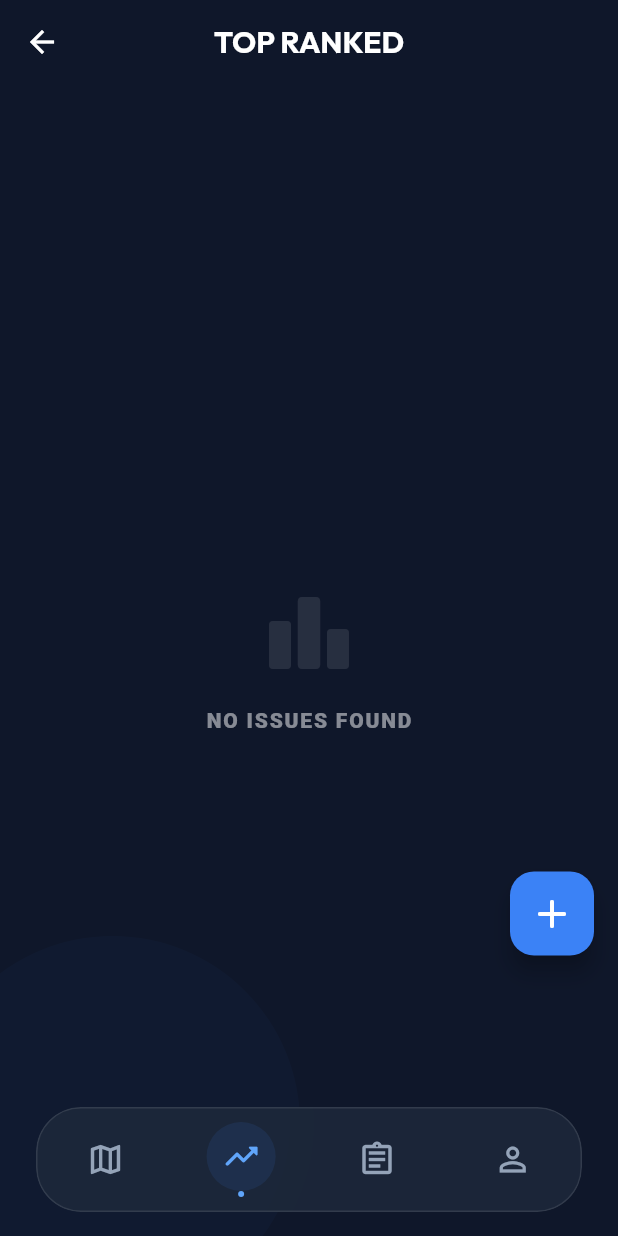
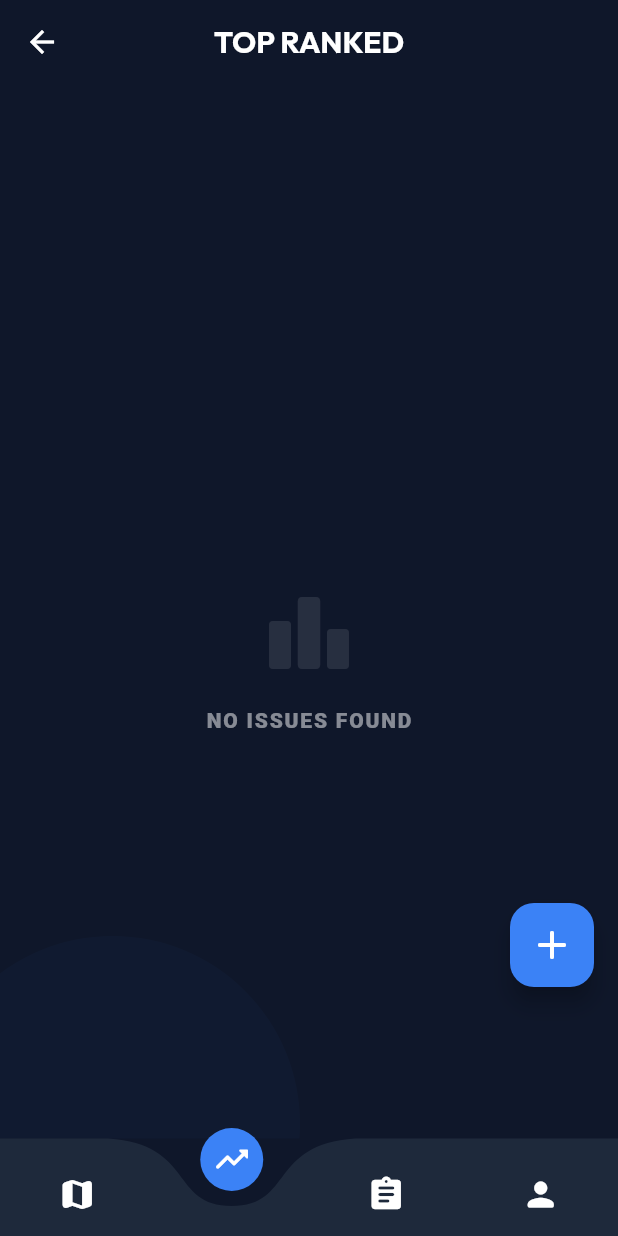
Before and after one commit to FaakhirMemon030/Local-Report-Problem-community-fix, a Flutter app: the MainNavigation screen opened directly, item 2 of the bottom bar chosen, on a phone screen of 412 x 824 dp. Run offline on Flutter 3.47's test engine with Material 3 defaults, Android fonts, the phone set to English and light mode, and no system bars; drawn by our look-alikes of curved_navigation_bar; our stand-ins replace cloud_firestore, firebase_auth, firebase_core, fl_chart, flutter_map, geocoding and 5 more; missing offline and left inert: exif; accounts and stored records are empty; project files that could hold a hidden picture were left out.

Commit message:
feat: Initialize Flutter project with core application structure, Firebase setup, and main navigation.

```diff
--- a/local_report_problem_community_fix/lib/main.dart
+++ b/local_report_problem_community_fix/lib/main.dart
@@ -13,6 +13,7 @@ import 'screens/report/report_issue_screen.dart';
 import 'screens/admin/admin_dashboard_screen.dart';
 import 'screens/splash/splash_screen.dart';
 import 'dart:ui';
+import 'package:curved_navigation_bar/curved_navigation_bar.dart';
 import 'screens/profile/profile_screen.dart';
 
 
@@ -190,33 +191,26 @@ class _MainNavigationState extends State<MainNavigation> {
         index: _selectedIndex,
         children: _screens,
       ),
-      bottomNavigationBar: SafeArea(
-        child: Padding(
-          padding: const EdgeInsets.fromLTRB(24, 0, 24, 16),
-          child: ClipRRect(
-            borderRadius: BorderRadius.circular(30),
-            child: BackdropFilter(
-              filter: ImageFilter.blur(sigmaX: 10, sigmaY: 10),
-              child: Container(
-                height: 70,
-                decoration: BoxDecoration(
-                  color: const Color(0xFF1E293B).withOpacity(0.8),
-                  borderRadius: BorderRadius.circular(30),
-                  border: Border.all(color: Colors.white.withOpacity(0.1)),
-                ),
-                child: Row(
-                  mainAxisAlignment: MainAxisAlignment.spaceAround,
-                  children: [
-                    Expanded(child: _buildNavItem(0, Icons.map_outlined, Icons.map_rounded)),
-                    Expanded(child: _buildNavItem(1, Icons.trending_up_outlined, Icons.trending_up_rounded)),
-                    Expanded(child: _buildNavItem(2, Icons.assignment_outlined, Icons.assignment_rounded)),
-                    Expanded(child: _buildNavItem(3, Icons.person_outline, Icons.person_rounded)),
-                  ],
-                ),
-              ),
-            ),
-          ),
-        ),
+      bottomNavigationBar: CurvedNavigationBar(
+        index: _selectedIndex,
+        height: 65,
+        items: const [
+          Icon(Icons.map_rounded, size: 26, color: Colors.white),
+          Icon(Icons.trending_up_rounded, size: 26, color: Colors.white),
+          Icon(Icons.assignment_rounded, size: 26, color: Colors.white),
+          Icon(Icons.person_rounded, size: 26, color: Colors.white),
+        ],
+        color: const Color(0xFF1E293B),
+        buttonBackgroundColor: const Color(0xFF3B82F6),
+        backgroundColor: const Color(0xFF0F172A),
+        animationCurve: Curves.easeInOut,
+        animationDuration: const Duration(milliseconds: 400),
+        onTap: (index) {
+          setState(() {
+            _selectedIndex = index;
+          });
+        },
+        letIndexChange: (index) => true,
       ),
       floatingActionButton: Padding(
         padding: const EdgeInsets.only(bottom: 85),
@@ -237,38 +231,5 @@ class _MainNavigationState extends State<MainNavigation> {
     );
   }
 
-  Widget _buildNavItem(int index, IconData icon, IconData activeIcon) {
-    final isSelected = _selectedIndex == index;
-    return GestureDetector(
-      onTap: () => setState(() => _selectedIndex = index),
-      behavior: HitTestBehavior.opaque,
-      child: Column(
-        mainAxisSize: MainAxisSize.min,
-        children: [
-          AnimatedContainer(
-            duration: const Duration(milliseconds: 200),
-            padding: const EdgeInsets.all(10),
-            decoration: BoxDecoration(
-              color: isSelected ? const Color(0xFF3B82F6).withOpacity(0.1) : Colors.transparent,
-              shape: BoxShape.circle,
-            ),
-            child: Icon(
-              isSelected ? activeIcon : icon,
-              color: isSelected ? const Color(0xFF60A5FA) : const Color(0xFF94A3B8),
-              size: 26,
-            ),
-          ),
-          if (isSelected)
-            Container(
-              width: 4,
-              height: 4,
-              decoration: const BoxDecoration(
-                color: Color(0xFF60A5FA),
-                shape: BoxShape.circle,
-              ),
-            ),
-        ],
-      ),
-    );
   }
 }
--- a/local_report_problem_community_fix/pubspec.yaml
+++ b/local_report_problem_community_fix/pubspec.yaml
@@ -51,6 +51,7 @@ dependencies:
   flutter_spinkit: ^5.2.1
   fl_chart: ^0.69.0
   timeago: ^3.6.1
+  curved_navigation_bar: ^1.0.6
 
 dev_dependencies:
   flutter_test:
```
Also changed, not shown: local_report_problem_community_fix/pubspec.lock.
